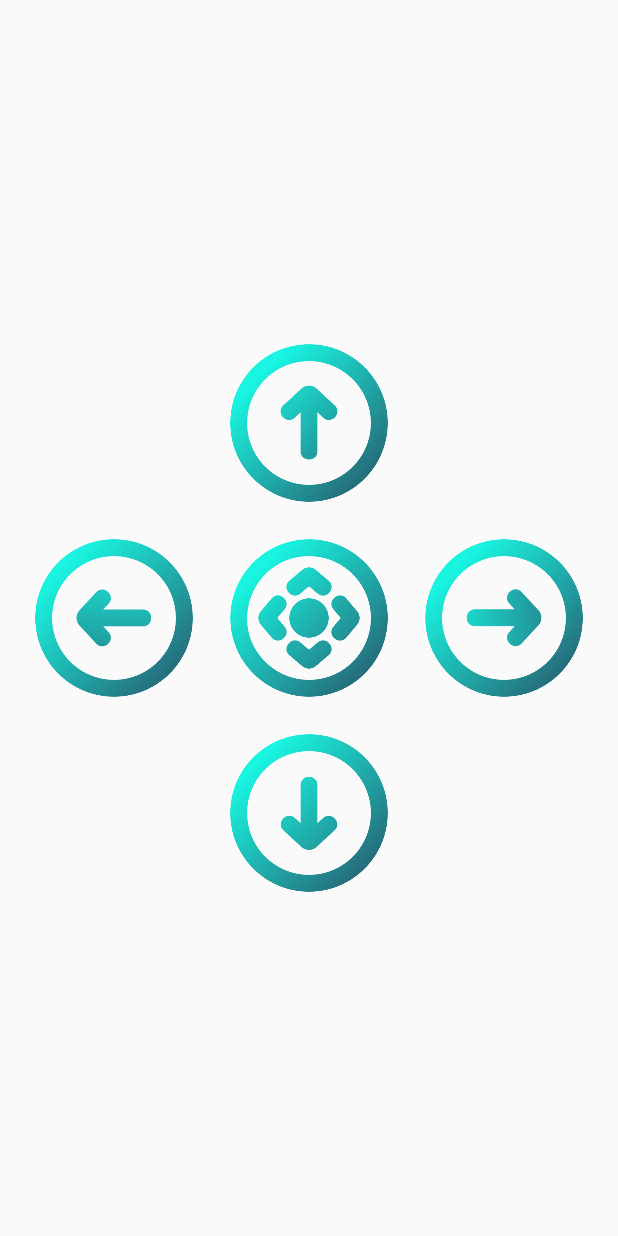
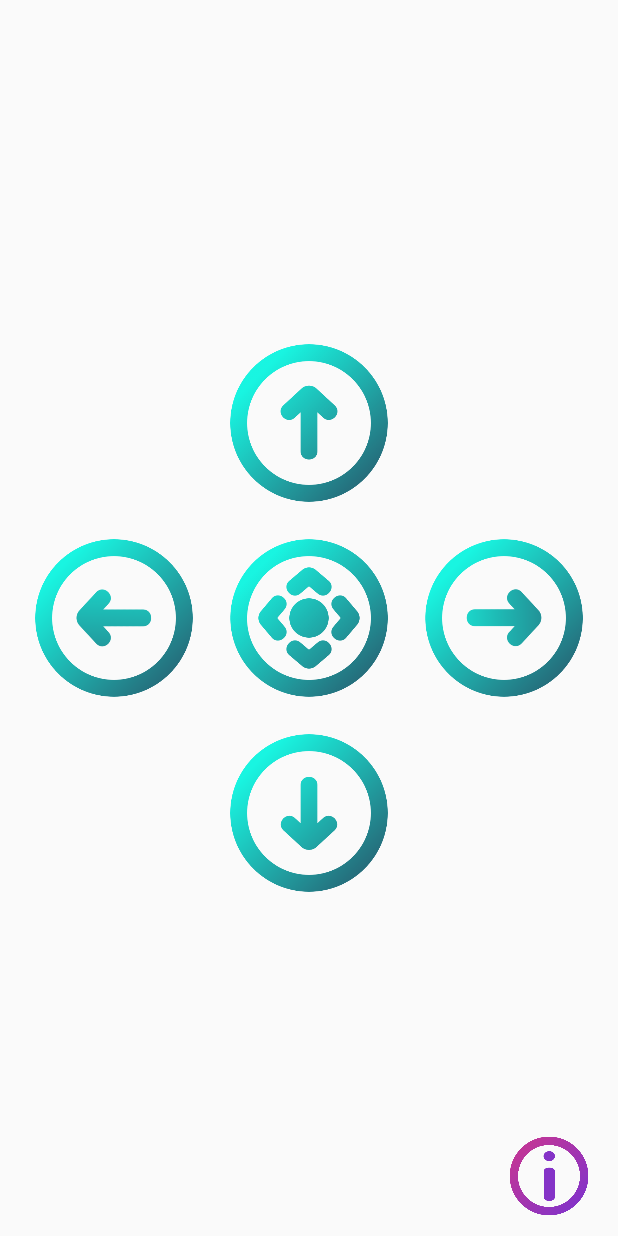
Before and after one commit to IlyaPukhov/robot-joystick, an Android app: the ControlActivity screen opened directly, with no data from a screen before it, on a phone screen of 412 x 824 dp. Run offline under Robolectric (Android 15) with nearby library versions, the light colour scheme and no system bars; 1 statement that could not run was skipped.

Commit message:
Added dialog with app info and code cleanup

```diff
--- a/app/build.gradle
+++ b/app/build.gradle
@@ -10,8 +10,8 @@ android {
         applicationId "com.ilyap.joystick"
         minSdk 24
         targetSdk 33
-        versionCode 5
-        versionName "1.4"
+        versionCode 6
+        versionName "1.5"
     }
 
     buildTypes {
--- a/app/src/main/java/com/ilyap/joystick/ControlActivity.java
+++ b/app/src/main/java/com/ilyap/joystick/ControlActivity.java
@@ -1,8 +1,12 @@
 package com.ilyap.joystick;
 
+import android.annotation.SuppressLint;
+import android.app.AlertDialog;
 import android.bluetooth.BluetoothSocket;
 import android.os.Bundle;
 import android.widget.ImageButton;
+import android.widget.TextView;
+import android.widget.Toast;
 
 import androidx.appcompat.app.AppCompatActivity;
 
@@ -12,25 +16,43 @@ import java.nio.charset.StandardCharsets;
 
 public class ControlActivity extends AppCompatActivity {
 
+    @SuppressLint("MissingInflatedId")
     @Override
     protected void onCreate(Bundle savedInstanceState) {
         super.onCreate(savedInstanceState);
         setContentView(R.layout.activity_control);
+        Toast.makeText(getApplicationContext(), "Connected!", Toast.LENGTH_SHORT).show();
 
         ConnectedThread threadCommand = new ConnectedThread(MainActivity.clientSocket);
         threadCommand.start();
+
+        TextView deviceName = findViewById(R.id.device_name);
+        deviceName.setText(MainActivity.clientName);
 
         ImageButton btnForward = findViewById(R.id.button_forward);
         ImageButton btnBackward = findViewById(R.id.button_backward);
         ImageButton btnLeft = findViewById(R.id.button_left);
         ImageButton btnRight = findViewById(R.id.button_right);
         ImageButton btnStop = findViewById(R.id.button_stop);
+        ImageButton btnInfo = findViewById(R.id.button_info);
 
         btnForward.setOnClickListener(view -> threadCommand.sendCommand("f"));
         btnBackward.setOnClickListener(view -> threadCommand.sendCommand("b"));
         btnLeft.setOnClickListener(view -> threadCommand.sendCommand("l"));
         btnRight.setOnClickListener(view -> threadCommand.sendCommand("r"));
         btnStop.setOnClickListener(view -> threadCommand.sendCommand("s"));
+
+        btnInfo.setOnClickListener(view -> {
+                    AlertDialog alert = new AlertDialog.Builder(this)
+                            .setTitle("Информация о приложении")
+                            .setMessage("\u00a9 2023 Пухов И. Н.")
+                            .setIcon(R.drawable.info)
+                            .setPositiveButton("ОК", (dialog, which) -> dialog.cancel()).create();
+
+                    alert.getWindow().setBackgroundDrawableResource(R.drawable.dialog_bg);
+                    alert.show();
+                }
+        );
     }
 
     private static class ConnectedThread extends Thread {
--- /dev/null
+++ b/app/src/main/res/drawable/dialog_bg.xml
@@ -0,0 +1,11 @@
+<?xml version="1.0" encoding="utf-8"?>
+<layer-list xmlns:android="http://schemas.android.com/apk/res/android">
+    <item>
+        <shape
+                android:shape="rectangle"
+                android:padding="10dp">
+            <solid android:color="#ffffff" />
+            <corners android:radius="30dp" />
+        </shape>
+    </item>
+</layer-list>
--- a/app/src/main/res/drawable/rectangle_button.xml
+++ b/app/src/main/res/drawable/rectangle_button.xml
@@ -1,6 +1,6 @@
 <?xml version="1.0" encoding="utf-8"?>
-<ripple android:color="#208B9F"
-        xmlns:android="http://schemas.android.com/apk/res/android">
+<ripple xmlns:android="http://schemas.android.com/apk/res/android"
+        android:color="#208B9F">
     <item>
         <shape android:shape="rectangle">
             <solid android:color="@color/color_accent" />
--- a/app/src/main/res/layout/activity_control.xml
+++ b/app/src/main/res/layout/activity_control.xml
@@ -2,6 +2,30 @@
 <RelativeLayout xmlns:android="http://schemas.android.com/apk/res/android"
         android:layout_width="match_parent"
         android:layout_height="match_parent">
+
+    <TextView
+            android:id="@+id/device_name"
+            android:textSize="34sp"
+            android:textColor="@color/color_accent"
+            android:textAlignment="center"
+            android:layout_centerHorizontal="true"
+            android:layout_marginTop="10dp"
+            android:layout_alignParentTop="true"
+            android:layout_width="match_parent"
+            android:layout_height="wrap_content" />
+
+    <ImageButton
+            android:layout_width="60dp"
+            android:layout_height="60dp"
+            android:id="@+id/button_info"
+            android:background="@drawable/info"
+            android:contentDescription="@string/info"
+            android:layout_marginTop="320dp"
+            android:layout_marginEnd="0dp"
+            android:layout_alignEnd="@+id/button_right"
+            android:layout_alignParentBottom="true"
+            android:layout_marginBottom="10dp"
+            android:alpha="0.8" />
 
     <ImageButton
             android:layout_width="120dp"
--- a/app/src/main/res/mipmap-anydpi-v26/ic_launcher.xml
+++ b/app/src/main/res/mipmap-anydpi-v26/ic_launcher.xml
@@ -1,5 +1,5 @@
 <?xml version="1.0" encoding="utf-8"?>
 <adaptive-icon xmlns:android="http://schemas.android.com/apk/res/android">
-    <background android:drawable="@color/ic_launcher_background"/>
-    <foreground android:drawable="@mipmap/ic_launcher_foreground"/>
+    <background android:drawable="@color/ic_launcher_background" />
+    <foreground android:drawable="@mipmap/ic_launcher_foreground" />
 </adaptive-icon>
--- a/app/src/main/res/mipmap-anydpi-v26/ic_launcher_round.xml
+++ b/app/src/main/res/mipmap-anydpi-v26/ic_launcher_round.xml
@@ -1,5 +1,5 @@
 <?xml version="1.0" encoding="utf-8"?>
 <adaptive-icon xmlns:android="http://schemas.android.com/apk/res/android">
-    <background android:drawable="@color/ic_launcher_background"/>
-    <foreground android:drawable="@mipmap/ic_launcher_foreground"/>
+    <background android:drawable="@color/ic_launcher_background" />
+    <foreground android:drawable="@mipmap/ic_launcher_foreground" />
 </adaptive-icon>
--- a/app/src/main/res/values/strings.xml
+++ b/app/src/main/res/values/strings.xml
@@ -7,4 +7,5 @@
     <string name="backward">backward</string>
     <string name="left">left</string>
     <string name="right">right</string>
+    <string name="info">info</string>
 </resources>
--- a/app/src/main/res/values/themes.xml
+++ b/app/src/main/res/values/themes.xml
@@ -1,4 +1,5 @@
 <resources>
+
     <style name="Base.Theme.Joystick" parent="Theme.AppCompat.Light.NoActionBar">
         <item name="colorPrimary">@color/color_primary</item>
         <item name="colorPrimaryDark">@color/color_accent</item>
```
Also changed, not shown: app/src/main/java/com/ilyap/joystick/MainActivity.java (+4 -3 lines), app/src/main/res/layout/item_device.xml (+7 -7 lines), app/src/main/res/xml/backup_rules.xml (deleted, +0 -13 lines), app/src/main/res/xml/data_extraction_rules.xml (deleted, +0 -19 lines), app/src/main/res/drawable-nodpi/info.png (added).
